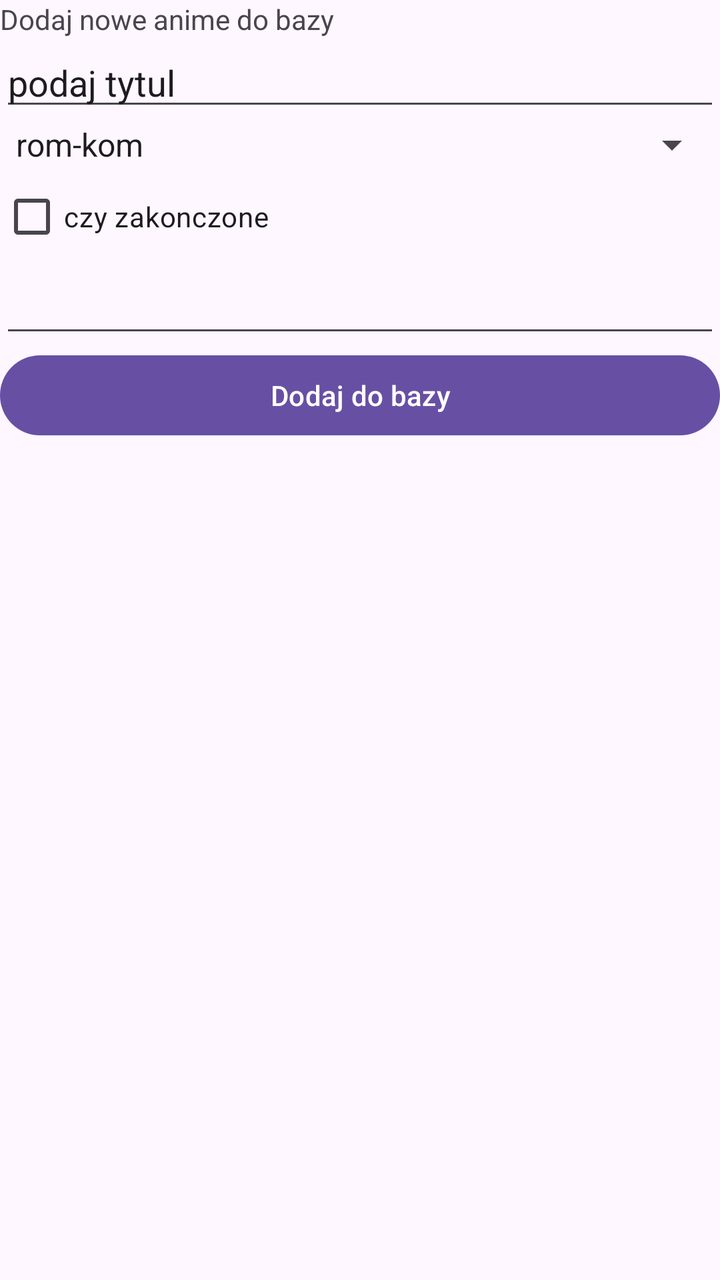
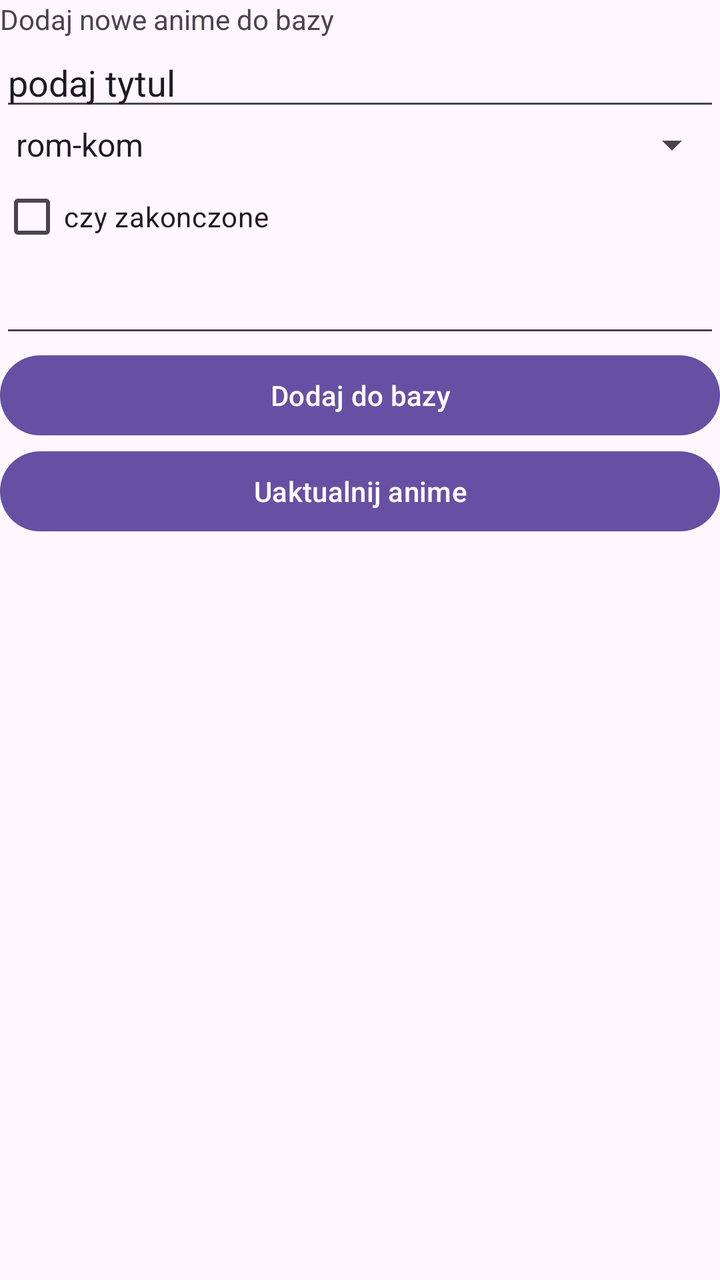

An Android layout rendered at two revisions. The XML below is the earlier revision; the diff shows what the commit changed to produce the second picture.
<!-- AndroidManifest.xml: application theme Theme.MyApplication -->
<!-- res/layout/activity_main.xml -->
<?xml version="1.0" encoding="utf-8"?>
<androidx.constraintlayout.widget.ConstraintLayout xmlns:android="http://schemas.android.com/apk/res/android"
    xmlns:app="http://schemas.android.com/apk/res-auto"
    xmlns:tools="http://schemas.android.com/tools"
    android:id="@+id/main"
    android:layout_width="match_parent"
    android:layout_height="match_parent"
    tools:context=".MainActivity">

    <LinearLayout
        android:layout_width="match_parent"
        android:layout_height="match_parent"
        android:orientation="vertical">

        <TextView
            android:id="@+id/textView"
            android:layout_width="match_parent"
            android:layout_height="wrap_content"
            android:text="Dodaj nowe anime do bazy" />

        <EditText
            android:id="@+id/edittytul"
            android:layout_width="match_parent"
            android:layout_height="wrap_content"
            android:ems="10"
            android:inputType="textPersonName"
            android:text="podaj tytul" />

        <Spinner
            android:id="@+id/spinnergatunek"
            android:layout_width="match_parent"
            android:layout_height="wrap_content"
            android:entries="@array/gatunek"/>

        <CheckBox
            android:id="@+id/checkBox"
            android:layout_width="match_parent"
            android:layout_height="wrap_content"
            android:text="czy zakonczone" />

        <EditText
            android:id="@+id/editocena"
            android:layout_width="match_parent"
            android:layout_height="wrap_content"
            android:ems="10"
            android:inputType="number" />

        <Button
            android:id="@+id/button"
            android:layout_width="match_parent"
            android:layout_height="wrap_content"
            android:text="Dodaj do bazy" />

        <ListView
            android:id="@+id/animelist"
            android:layout_width="match_parent"
            android:layout_height="match_parent" />
    </LinearLayout>

</androidx.constraintlayout.widget.ConstraintLayout>
<!-- resources referenced by this layout -->
<resources>
  <string-array name="gatunek">
          <item>rom-kom</item>
          <item>shounen</item>
          <item>seinen</item>
          <item>isekai</item>
      </string-array>
  <style name="Theme.MyApplication" parent="Base.Theme.MyApplication" />
  <style name="Base.Theme.MyApplication" parent="Theme.Material3.DayNight.NoActionBar">
          
          
      </style>
</resources>

<!-- the commit's change to res/layout/activity_main.xml (unified diff, before → after) -->
@@ -51,6 +51,12 @@
             android:layout_height="wrap_content"
             android:text="Dodaj do bazy" />
 
+        <Button
+            android:id="@+id/buttonAktualizuj"
+            android:layout_width="match_parent"
+            android:layout_height="wrap_content"
+            android:text="Uaktualnij anime" />
+
         <ListView
             android:id="@+id/animelist"
             android:layout_width="match_parent"
